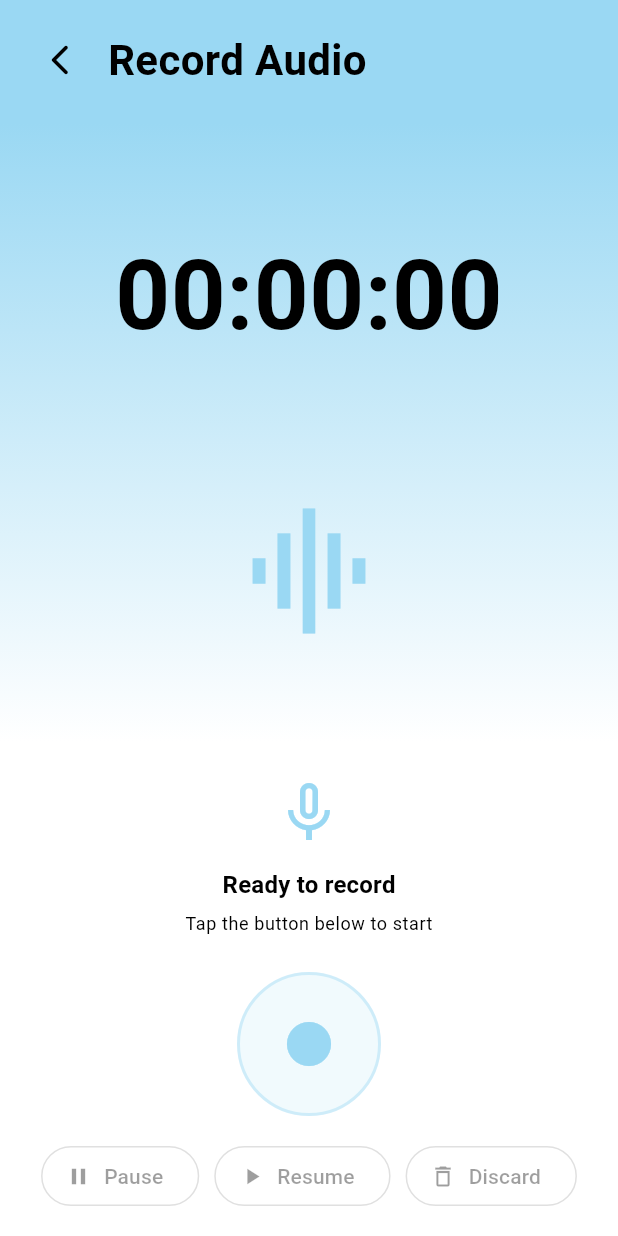
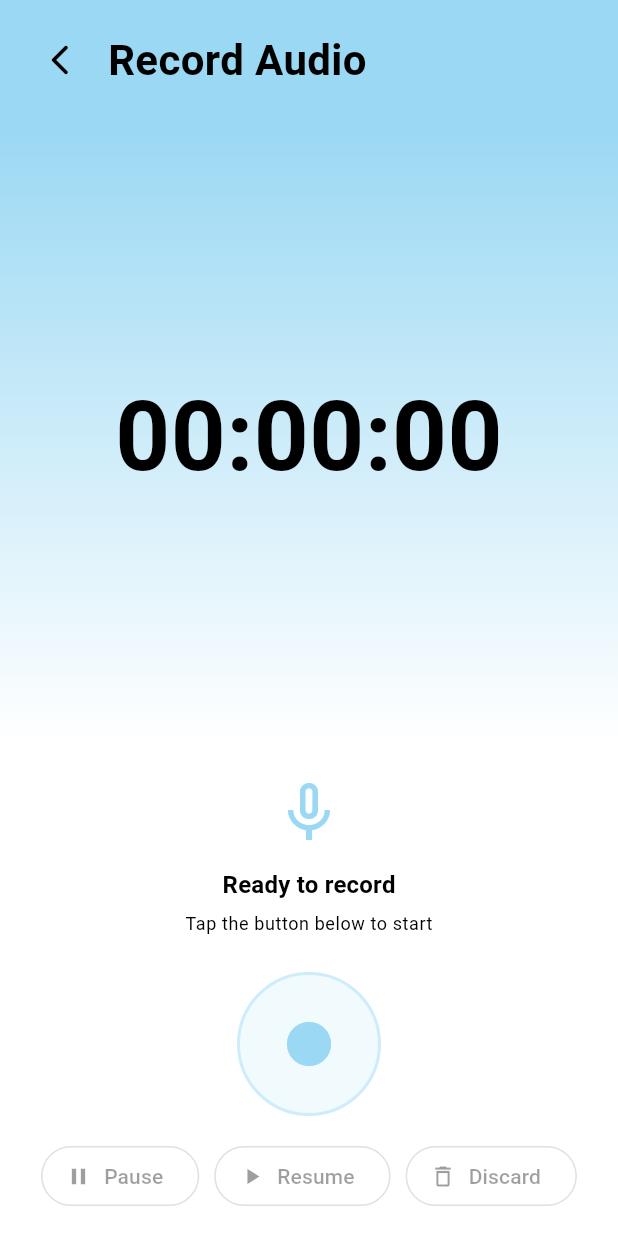
Before and after one commit to Gul524/voice_cleaner, a Flutter app: the RecordingScreen screen opened by its route, on a phone screen of 412 x 824 dp. Run offline on Flutter 3.47's test engine with Material 3 defaults, Android fonts, the phone set to English and light mode, and no system bars; our stand-ins replace file_picker; missing offline and left inert: audio_waveforms, ffmpeg_kit_flutter_new, flutter_nnnoiseless, record.

Commit message:
refactor: remove unused UI elements from recording screen

```diff
--- a/lib/features/recording/recording_screen.dart
+++ b/lib/features/recording/recording_screen.dart
@@ -167,12 +167,11 @@ class _RecordingScreenState extends State<RecordingScreen> {
                   ),
                 ),
                 const SizedBox(height: 8),
-                const Spacer(),
-                const SizedBox(height: 8),
+                // const Spacer(),
+                // const SizedBox(height: 8),
 
-                Icon(Icons.graphic_eq, color: AppTheme.primary, size: 100),
-
-                const SizedBox(height: 8),
+                // Icon(Icons.graphic_eq, color: AppTheme.primary, size: 100),
+                // const SizedBox(height: 8),
                 const Spacer(),
                 const SizedBox(height: 8),
 
```
